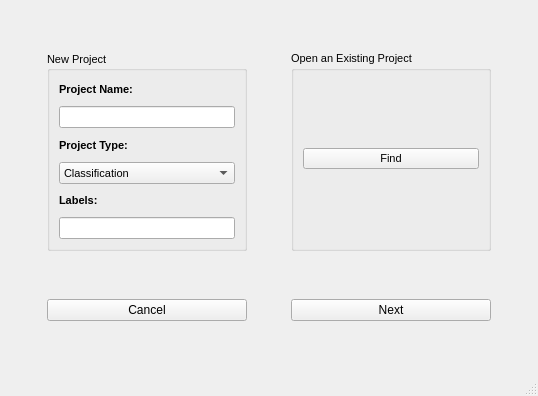
Before: the Qt Designer form Page 1 and 2/test.ui in tradjabi/ap_final_project, drawn with Qt 5.
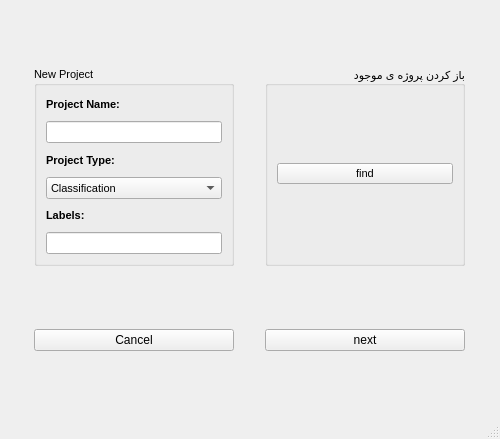
After: the same form once the commit is applied.

```diff
--- a/Page 1 and 2/test.ui
+++ b/Page 1 and 2/test.ui
@@ -6,10 +6,22 @@
    <rect>
     <x>0</x>
     <y>0</y>
-    <width>538</width>
-    <height>396</height>
+    <width>500</width>
+    <height>439</height>
    </rect>
   </property>
+  <property name="sizePolicy">
+   <sizepolicy hsizetype="Maximum" vsizetype="Maximum">
+    <horstretch>0</horstretch>
+    <verstretch>0</verstretch>
+   </sizepolicy>
+  </property>
+  <property name="minimumSize">
+   <size>
+    <width>100</width>
+    <height>100</height>
+   </size>
+  </property>
   <property name="windowTitle">
    <string>Create Project</string>
   </property>
@@ -17,6 +29,12 @@
    <bool>false</bool>
   </property>
   <widget class="QWidget" name="centralwidget">
+   <property name="sizePolicy">
+    <sizepolicy hsizetype="Maximum" vsizetype="Preferred">
+     <horstretch>0</horstretch>
+     <verstretch>0</verstretch>
+    </sizepolicy>
+   </property>
    <layout class="QGridLayout" name="gridLayout">
     <item row="2" column="1">
      <widget class="QPushButton" name="NextButton">
@@ -27,7 +45,7 @@
        </sizepolicy>
       </property>
       <property name="text">
-       <string>Next</string>
+       <string>next</string>
       </property>
      </widget>
     </item>
@@ -40,6 +58,18 @@
     </item>
     <item row="0" column="0">
      <widget class="QGroupBox" name="NewProjBox">
+      <property name="sizePolicy">
+       <sizepolicy hsizetype="Maximum" vsizetype="Maximum">
+        <horstretch>0</horstretch>
+        <verstretch>0</verstretch>
+       </sizepolicy>
+      </property>
+      <property name="minimumSize">
+       <size>
+        <width>100</width>
+        <height>100</height>
+       </size>
+      </property>
       <property name="maximumSize">
        <size>
         <width>200</width>
@@ -159,13 +189,16 @@
        </font>
       </property>
       <property name="title">
-       <string>Open an Existing Project</string>
+       <string>باز کردن پروژه ی موجود</string>
+      </property>
+      <property name="alignment">
+       <set>Qt::AlignRight|Qt::AlignTrailing|Qt::AlignVCenter</set>
       </property>
       <layout class="QVBoxLayout" name="verticalLayout_2">
        <item>
         <widget class="QPushButton" name="FindButton">
          <property name="text">
-          <string>Find</string>
+          <string>find</string>
          </property>
         </widget>
        </item>
```
Left out of the diff: 4 changed lines with no effect on the pictures.
